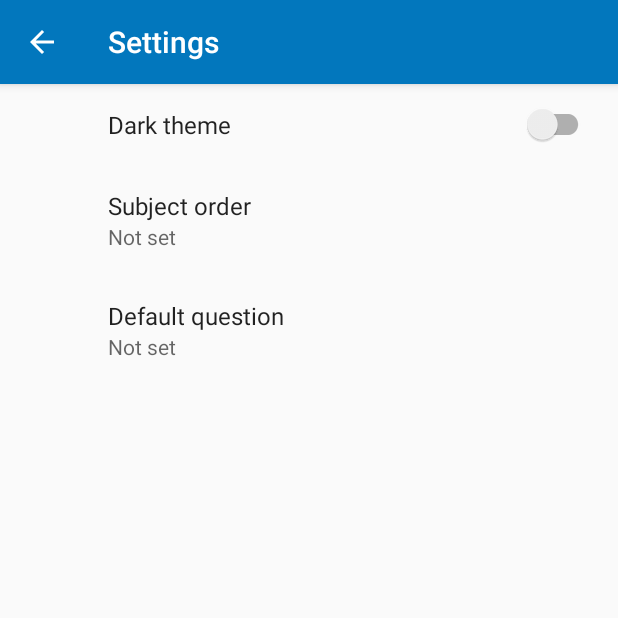
After one commit to Jonathan-Goris1/Study_Helper, an Android app: the SettingsActivity screen opened directly, with no data from a screen before it, on a phone screen of 412 x 824 dp, the top half of it. The commit adds this screen. Run offline under Robolectric (Android 15) with nearby library versions, the phone set to English and light mode, and no system bars; our stand-ins replace androidx.preference; network calls fail.

Commit message:
//Initial Commit //Adding Room Database to hold subject and questions. //Implemented the Add, Edit and Delete menu options using Room Dao Insert, Update and Delete methods. //Added a snackbar to undo deletion questions. //Implemented the onLongClick method on subjects to allow users to delete a subject using a CAB.
//Fixing some warnings find around the project.

//Added Volley to make a network Request
//Added a settings activity to allow users to settings.

```diff
--- /dev/null
+++ b/app/src/main/java/com/zybooks/studyhelper/controller/SettingsActivity.java
@@ -0,0 +1,57 @@
+package com.zybooks.studyhelper.controller;
+
+import android.content.Intent;
+import android.os.Bundle;
+import android.view.Menu;
+import android.view.MenuInflater;
+import android.view.MenuItem;
+
+import androidx.appcompat.app.ActionBar;
+import androidx.appcompat.app.AppCompatActivity;
+import androidx.appcompat.app.AppCompatDelegate;
+import androidx.preference.PreferenceFragmentCompat;
+import androidx.preference.SwitchPreferenceCompat;
+
+import com.zybooks.studyhelper.R;
+
+public class SettingsActivity extends AppCompatActivity {
+
+    @Override
+    protected void onCreate(Bundle savedInstanceState) {
+        super.onCreate(savedInstanceState);
+        setContentView(R.layout.settings_activity);
+        if (savedInstanceState == null) {
+            getSupportFragmentManager()
+                    .beginTransaction()
+                    .replace(R.id.settings, new SettingsFragment())
+                    .commit();
+        }
+        ActionBar actionBar = getSupportActionBar();
+        if (actionBar != null) {
+            actionBar.setDisplayHomeAsUpEnabled(true);
+        }
+    }
+
+    public static class SettingsFragment extends PreferenceFragmentCompat {
+        @Override
+        public void onCreatePreferences(Bundle savedInstanceState, String rootKey) {
+            setPreferencesFromResource(R.xml.root_preferences, rootKey);
+
+            SwitchPreferenceCompat themePref = findPreference("dark_theme");
+            if (themePref != null) {
+                themePref.setOnPreferenceChangeListener((preference, newValue) -> {
+
+                    // Turn on or off night mode
+                    if ((Boolean) newValue) {
+                        AppCompatDelegate.setDefaultNightMode(AppCompatDelegate.MODE_NIGHT_YES);
+                    } else {
+                        AppCompatDelegate.setDefaultNightMode(AppCompatDelegate.MODE_NIGHT_NO);
+                    }
+
+                    return true;
+                });
+            }
+        }
+
+    }
+}
--- /dev/null
+++ b/app/src/main/res/layout/settings_activity.xml
@@ -0,0 +1,9 @@
+<LinearLayout xmlns:android="http://schemas.android.com/apk/res/android"
+    android:layout_width="match_parent"
+    android:layout_height="match_parent">
+
+    <FrameLayout
+        android:id="@+id/settings"
+        android:layout_width="match_parent"
+        android:layout_height="match_parent" />
+</LinearLayout>
--- a/app/src/main/res/values/strings.xml
+++ b/app/src/main/res/values/strings.xml
@@ -30,4 +30,41 @@
     <string name="select_subject">Select a subject:</string>
     <string name="undo">Undo</string>
     <string name="search">Search</string>
+
+
+    <string name="settings">Settings</string>
+    <string name="pref_title_theme">Dark theme</string>
+    <string name="pref_description_theme">Turn on dark theme</string>
+    <string name="pref_title_default_question">Default question</string>
+    <string name="pref_title_subject_order">Subject order</string>
+    <string name="pref_none">None</string>
+
+    <string-array name="pref_subject_order">
+        <item>Alphabetic</item>
+        <item>Newest first</item>
+        <item>Oldest first</item>
+    </string-array>
+
+    <string-array name="pref_subject_order_values">
+        <item>alpha</item>
+        <item>new_first</item>
+        <item>old_first</item>
+    </string-array>
+    <string name="title_activity_settings">SettingsActivity</string>
+
+    <!-- Preference Titles -->
+    <string name="messages_header">Messages</string>
+    <string name="sync_header">Sync</string>
+
+    <!-- Messages Preferences -->
+    <string name="signature_title">Your signature</string>
+    <string name="reply_title">Default reply action</string>
+
+    <!-- Sync Preferences -->
+    <string name="sync_title">Sync email periodically</string>
+    <string name="attachment_title">Download incoming attachments</string>
+    <string name="attachment_summary_on">Automatically download attachments for incoming emails
+    </string>
+    <string name="attachment_summary_off">Only download attachments when manually requested</string>
+
 </resources>
--- /dev/null
+++ b/app/src/main/res/xml/root_preferences.xml
@@ -0,0 +1,20 @@
+<PreferenceScreen xmlns:app="http://schemas.android.com/apk/res-auto">
+
+    <SwitchPreferenceCompat
+        app:key="dark_theme"
+        app:title="@string/pref_title_theme" />
+
+    <ListPreference
+        app:defaultValue="alphabetic"
+        app:entries="@array/pref_subject_order"
+        app:entryValues="@array/pref_subject_order_values"
+        app:key="subject_order"
+        app:title="@string/pref_title_subject_order"
+        app:useSimpleSummaryProvider="true" />
+
+    <EditTextPreference
+        app:key="default_question"
+        app:title="@string/pref_title_default_question"
+        app:useSimpleSummaryProvider="true" />
+
+</PreferenceScreen>
```
Also changed, not shown: app/build.gradle (+8 -0 lines), app/src/main/AndroidManifest.xml (+11 -0 lines), app/src/main/java/com/zybooks/studyhelper/controller/ImportActivity.java (added, +113 -0 lines), app/src/main/java/com/zybooks/studyhelper/controller/SubjectActivity.java (+54 -1 lines), app/src/main/java/com/zybooks/studyhelper/model/StudyFetcher.java (added, +111 -0 lines), app/src/main/java/com/zybooks/studyhelper/network/ApiEndPoints.java (added, +13 -0 lines), app/src/main/java/com/zybooks/studyhelper/network/QuestionDataModel.java (added, +33 -0 lines), app/src/main/java/com/zybooks/studyhelper/network/Repository.java (added, +35 -0 lines), app/src/main/java/com/zybooks/studyhelper/network/RetrofitBuilder.java (added, +21 -0 lines), app/src/main/java/com/zybooks/studyhelper/network/SubjectDataModel.java (added, +32 -0 lines), app/src/main/res/layout/activity_import.xml (added, +56 -0 lines), app/src/main/res/menu/subject_menu.xml (added, +18 -0 lines), app/src/main/res/values/arrays.xml (added, +12 -0 lines).
